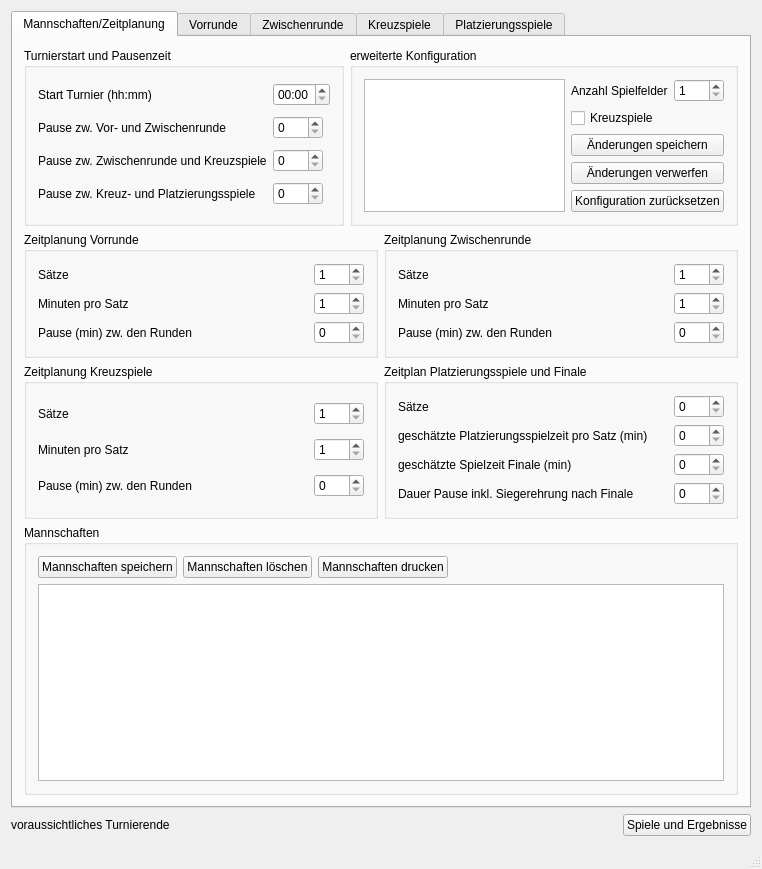
Qt form src/mainwindow.ui (Birnbaua/Volleyball) before a commit.
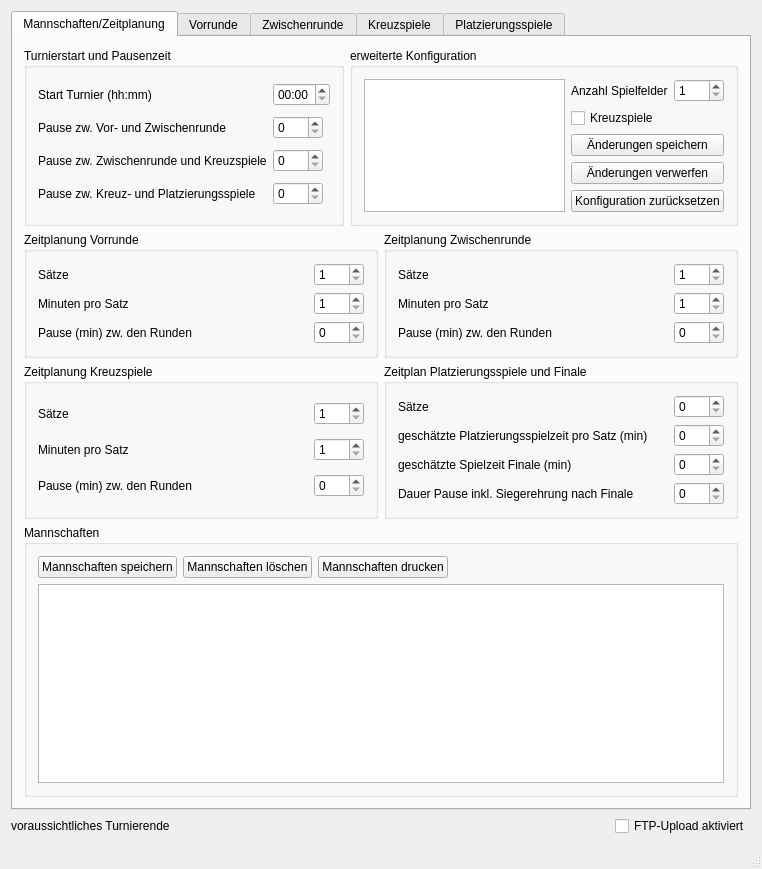
The same form after that commit.

Commit message: add ftp upload support, read config from ini file

Diff of the .ui file:
```diff
--- a/src/mainwindow.ui
+++ b/src/mainwindow.ui
@@ -885,9 +885,9 @@
      </spacer>
     </item>
     <item row="1" column="3">
-     <widget class="QPushButton" name="pushButtonShowAllResultsWindow">
+     <widget class="QCheckBox" name="checkBoxActivateFTPUpload">
       <property name="text">
-       <string>Spiele und Ergebnisse</string>
+       <string>FTP-Upload aktiviert</string>
       </property>
      </widget>
     </item>
```
Left out of the diff: 2 changed lines with no effect on the pictures. The commit also changes 7 other files.
